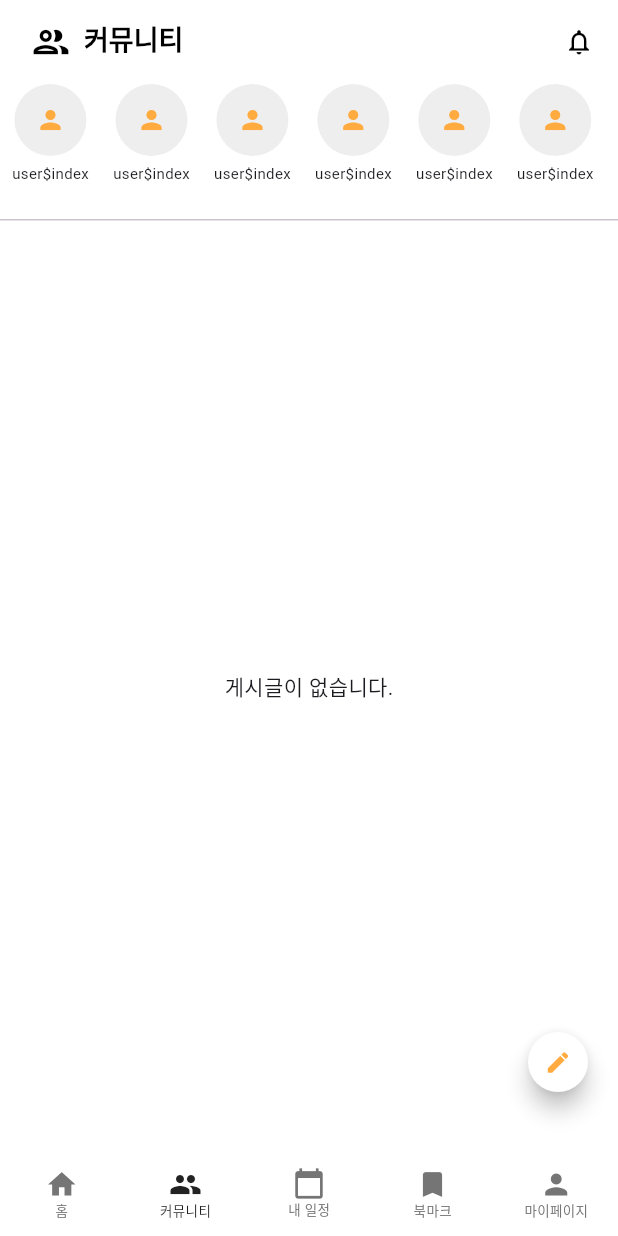
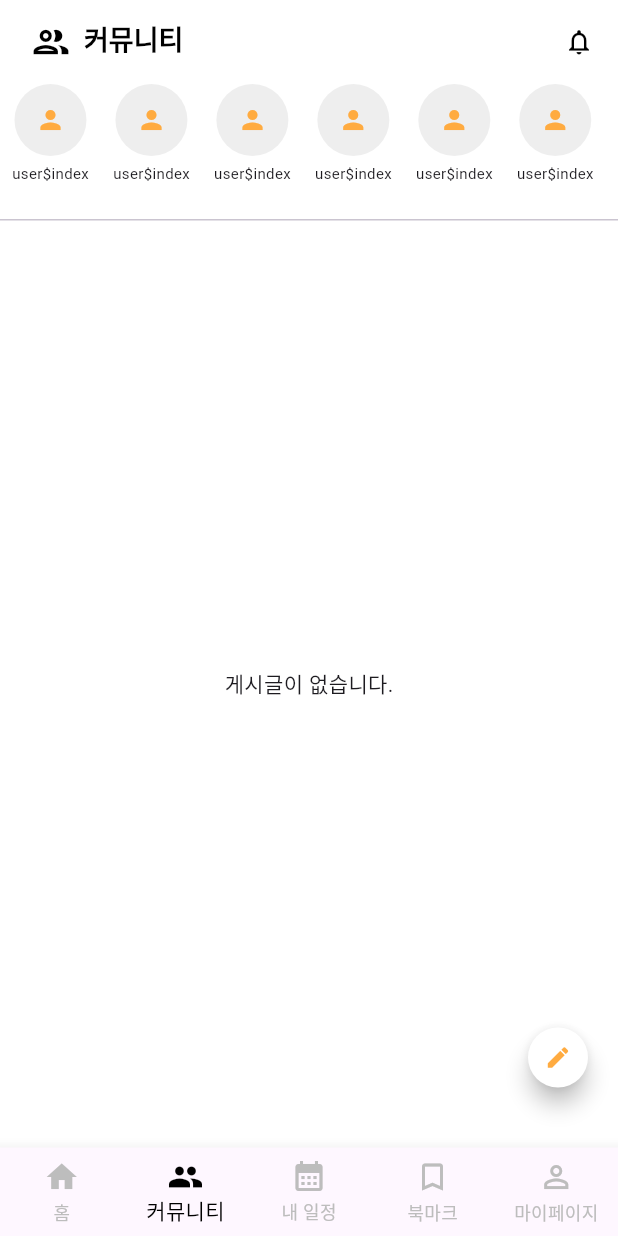
Before and after one commit to ramzxc/recking-project, a Flutter app: the CommunityHomePage screen opened by its route, on a phone screen of 412 x 824 dp. Run offline on Flutter 3.47's test engine with Material 3 defaults, Android fonts, the phone set to English and light mode, and no system bars; network calls fail.

Commit message:
박세영: 페이지별별 하단바 통일

```diff
--- a/frontend/lib/screens/community_page.dart
+++ b/frontend/lib/screens/community_page.dart
@@ -2,6 +2,8 @@ import 'package:flutter/material.dart';
 import '../models/post.dart';
 import '../services/api_service.dart';
 import 'home_page.dart';
+import '../widgets/custom_bottom_nav_bar.dart';
+
 
 class CommunityHomePage extends StatefulWidget {
   const CommunityHomePage({super.key});
@@ -97,30 +99,7 @@ class _CommunityHomePageState extends State<CommunityHomePage> {
           child: const Icon(Icons.edit, size: 18, color: Colors.orangeAccent),
         ),
       ),
-      bottomNavigationBar: BottomNavigationBar(
-        backgroundColor: Colors.white,
-        elevation: 0,
-        type: BottomNavigationBarType.fixed,
-        currentIndex: 1,
-        selectedFontSize: 9,
-        unselectedFontSize: 9,
-        selectedItemColor: Colors.black87,
-        unselectedItemColor: Colors.grey[600],
-        onTap: (idx) {
-          if (idx == 0) {
-            Navigator.of(context).pushReplacement(
-              MaterialPageRoute(builder: (_) => const HomeScreen()),
-            );
-          }
-        },
-        items: const [
-          BottomNavigationBarItem(icon: Icon(Icons.home, size: 22), label: '홈'),
-          BottomNavigationBarItem(icon: Icon(Icons.group, size: 22), label: '커뮤니티'),
-          BottomNavigationBarItem(icon: Icon(Icons.calendar_today, size: 22), label: '내 일정'),
-          BottomNavigationBarItem(icon: Icon(Icons.bookmark, size: 22), label: '북마크'),
-          BottomNavigationBarItem(icon: Icon(Icons.person, size: 22), label: '마이페이지'),
-        ],
-      ),
+      bottomNavigationBar: const CustomBottomNavBar(currentIndex: 1),
     );
   }
 
--- /dev/null
+++ b/frontend/lib/widgets/custom_bottom_nav_bar.dart
@@ -0,0 +1,52 @@
+import 'package:flutter/material.dart';
+
+class CustomBottomNavBar extends StatelessWidget {
+  final int? currentIndex; // null이면 모든 아이콘 회색
+
+  const CustomBottomNavBar({super.key, this.currentIndex});
+
+  @override
+  Widget build(BuildContext context) {
+    final int safeIndex = (currentIndex != null && currentIndex! >= 0 && currentIndex! < 5)
+        ? currentIndex!
+        : -1; // -1이면 선택된 탭 없음
+
+    return BottomNavigationBar(
+      currentIndex: safeIndex >= 0 ? safeIndex : 0, // BottomNavigationBar는 -1 안 됨
+      selectedItemColor: currentIndex != null ? Colors.black : Colors.grey[400],
+      unselectedItemColor: Colors.grey[400],
+      showSelectedLabels: true,
+      showUnselectedLabels: true,
+      type: BottomNavigationBarType.fixed,
+      onTap: (index) {
+        // 이미 선택된 탭이면 아무 동작 없음
+        if (currentIndex == index) return;
+
+        switch (index) {
+          case 0:
+            Navigator.pushReplacementNamed(context, '/');
+            break;
+          case 1:
+            Navigator.pushReplacementNamed(context, '/community');
+            break;
+          case 2:
+          // Navigator.pushReplacementNamed(context, '/calendar');
+            break;
+          case 3:
+          // Navigator.pushReplacementNamed(context, '/bookmark');
+            break;
+          case 4:
+          // Navigator.pushReplacementNamed(context, '/mypage');
+            break;
+        }
+      },
+      items: const [
+        BottomNavigationBarItem(icon: Icon(Icons.home), label: '홈'),
+        BottomNavigationBarItem(icon: Icon(Icons.group), label: '커뮤니티'),
+        BottomNavigationBarItem(icon: Icon(Icons.calendar_month), label: '내 일정'),
+        BottomNavigationBarItem(icon: Icon(Icons.bookmark_border), label: '북마크'),
+        BottomNavigationBarItem(icon: Icon(Icons.person_outline), label: '마이페이지'),
+      ],
+    );
+  }
+}
```
Also changed, not shown: frontend/lib/screens/course_page.dart (+4 -22 lines), frontend/lib/screens/home_page.dart (+3 -25 lines), frontend/lib/screens/mbti_page.dart (+3 -22 lines).
